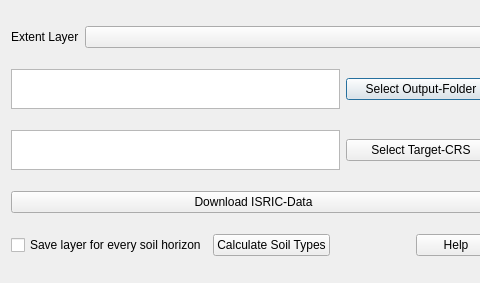
Before: the Qt Designer form QTalsim/qtalsim_soil.ui in sydroconsult/QTalsim, drawn with Qt 5; both pictures show x 0 to 480 and y 0 to 283 of the 713 by 283 pixel window.
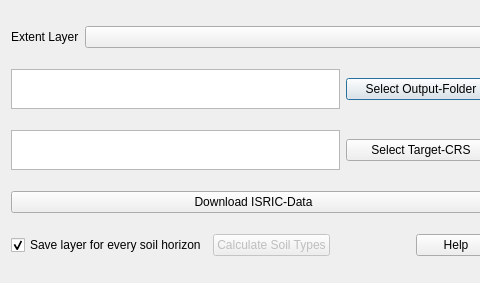
After: the same form once the commit is applied.

Diff of the .ui file:
```diff
--- a/QTalsim/qtalsim_soil.ui
+++ b/QTalsim/qtalsim_soil.ui
@@ -126,10 +126,16 @@
          <property name="text">
           <string>Save layer for every soil horizon</string>
          </property>
+         <property name="checked">
+          <bool>true</bool>
+         </property>
         </widget>
        </item>
        <item>
         <widget class="QPushButton" name="onCalculateSoilTypes">
+         <property name="enabled">
+          <bool>false</bool>
+         </property>
          <property name="toolTip">
           <string>&lt;html&gt;&lt;head/&gt;&lt;body&gt;&lt;p&gt;Calculates the soil type of every cell using the clay, silt and sand share and recalculates the bulk density from cg/cm³ to kg/dm³. &lt;/p&gt;&lt;/body&gt;&lt;/html&gt;</string>
          </property>
```
